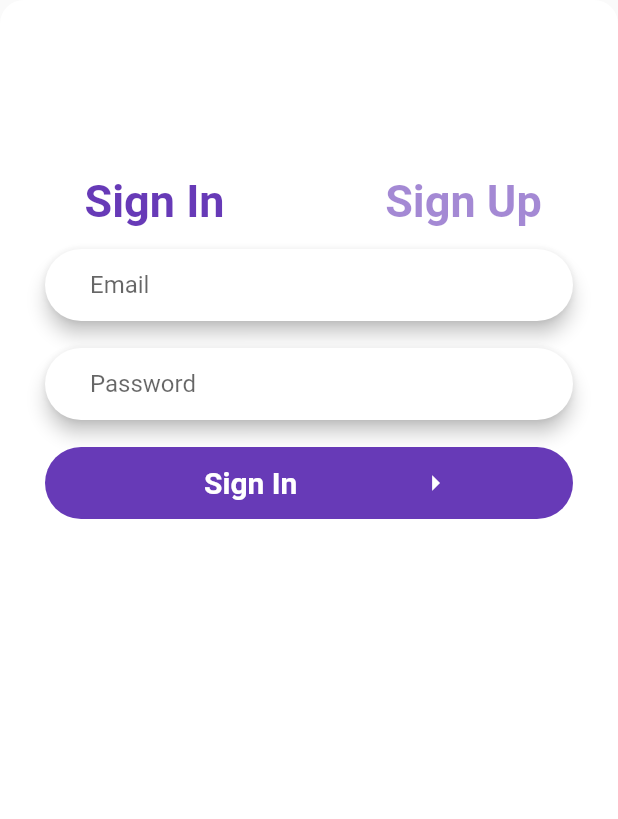
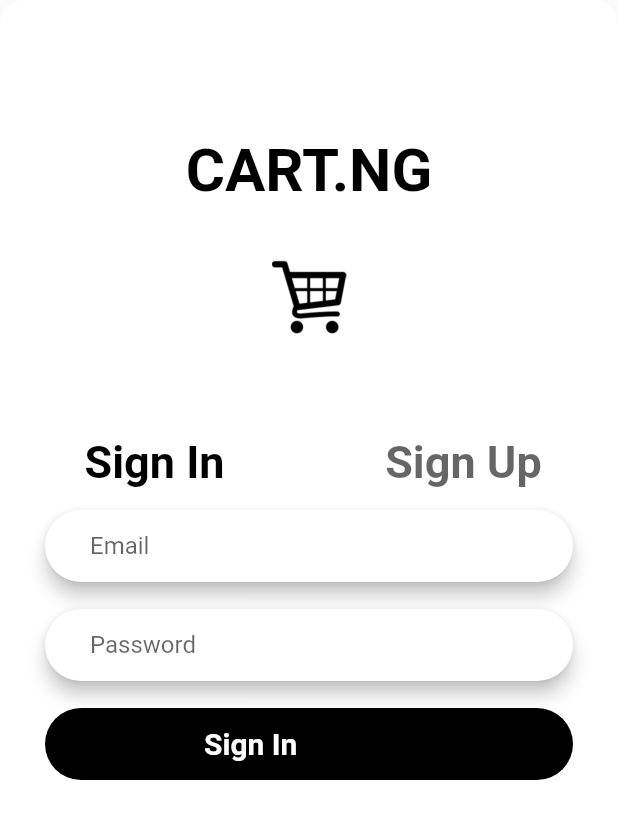
Before and after one commit to Ayobami-00/Flutter-Ecommerce-App-With-Bloc-Architecture, a Flutter app: the Login screen opened directly, on a phone screen of 412 x 824 dp. Shown: the top 819 px of the screen. Run offline on Flutter 3.47's test engine with Material 2 defaults, Android fonts, the phone set to English and light mode, and no system bars; our stand-ins replace cloud_firestore, firebase_auth, firebase_storage, fluttertoast, image_picker, rxdart; accounts and stored records are empty.

Commit message:
fixed all outstanding issues so far

```diff
--- a/ecommerce_app/lib/blocs/login/login_bloc.dart
+++ b/ecommerce_app/lib/blocs/login/login_bloc.dart
@@ -9,14 +9,12 @@ class LoginBloc {
   Sink<User> get signUpUser => _signUpController.sink;
   Stream<User> get signedUpUser => _signUpController.stream;
   final StreamController<User> _signInController = StreamController<User>();
-  Sink<User> get signInUser => _signUpController.sink;
-  Stream<User> get signedInUser => _signUpController.stream;
+  Sink<User> get signInUser => _signInController.sink;
+  Stream<User> get signedInUser => _signInController.stream;
 
   LoginBloc(this.authenticationApi) {
     _signUpController.stream.listen(_createAccount);
     _signInController.stream.listen(_logIn);
-
-    // _startListenersIfEmailPasswordAreValid();
   }
 
   Future<String> _createAccount(User _user) async {
@@ -25,7 +23,7 @@ class LoginBloc {
         .createUserWithEmailAndPassword(fullname: _user.fullname, email: _user.email, password: _user.password)
         .then((user) {
       print('Created user: $user');
-      _result = 'Created user: $user';
+      _result = 'Success';
       authenticationApi
           .signInWithEmailAndPassword(email: _user.email , password: _user.password)
           .then((user) {})
--- a/ecommerce_app/lib/main.dart
+++ b/ecommerce_app/lib/main.dart
@@ -27,7 +27,7 @@ class MyApp extends StatelessWidget {
           if (snapshot.connectionState == ConnectionState.waiting) {
             return Container(
               color: Colors.white,
-              child: CircularProgressIndicator(),
+              child: Center(child: CircularProgressIndicator()),
             );
           } else if (snapshot.hasData) {
             return HomeBlocProvider(
@@ -45,7 +45,8 @@ class MyApp extends StatelessWidget {
 
   MaterialApp _buildMaterialApp(Widget homePage) {
     return MaterialApp(
-      title: 'Flutter Demo',
+      title: 'CART.NG',
+      debugShowCheckedModeBanner: false,
       theme: ThemeData(
         primarySwatch: Colors.blue,
       ),
--- a/ecommerce_app/lib/ui/pages/add_product.dart
+++ b/ecommerce_app/lib/ui/pages/add_product.dart
@@ -24,7 +24,7 @@ class _AddProductState extends State<AddProduct> {
   Color grey = Colors.white;
   Color red = Colors.red;
   String selectedSize;
-  List<String> _colourList = ["Red", "Green", "Blue", "Orange", "Purple","None"];
+  List<String> _colourList = ["Red", "Green", "Blue", "Orange", "Purple","Yellow","Black","None"];
   File _image1;
   File _image2;
   bool isLoading = false;
@@ -115,8 +115,8 @@ class _AddProductState extends State<AddProduct> {
                     validator: (value) {
                       if (value.isEmpty) {
                         return "You must enter the product name";
-                      } else if (value.length > 10) {
-                        return "Product name can't have more than 10 letters";
+                      } else if (value.length > 15) {
+                        return "Product name can't have more than 15 letters";
                       }
                     },
                   ),
--- a/ecommerce_app/lib/ui/pages/home.dart
+++ b/ecommerce_app/lib/ui/pages/home.dart
@@ -47,8 +47,9 @@ class _HomeState extends State<Home> {
           children: <Widget>[
             Expanded(
                 child: Text(
-              'Accountz',
+              'CART.NG',
               textAlign: TextAlign.center,
+              style: TextStyle(color: Colors.white),
             )),
           ],
         ),
--- a/ecommerce_app/lib/ui/pages/login.dart
+++ b/ecommerce_app/lib/ui/pages/login.dart
@@ -3,6 +3,7 @@ import 'package:ecommerce_app/models/user.dart';
 import 'package:ecommerce_app/services/authentication.dart';
 import 'package:ecommerce_app/utils/color.dart';
 import 'package:flutter/material.dart';
+import 'package:fluttertoast/fluttertoast.dart';
 
 enum Page { signin, signup }
 
@@ -19,8 +20,6 @@ class _LoginState extends State<Login> {
   TextEditingController _email = TextEditingController();
   TextEditingController _password = TextEditingController();
   Page _selectedPage = Page.signin;
-  bool _isLoading = false;
-  bool _checkBoxTileVal = false;
   CustomColour _customColour = CustomColour();
   @override
   void initState() {
@@ -36,7 +35,9 @@ class _LoginState extends State<Login> {
 
   @override
   Widget build(BuildContext context) {
-    return Stack(
+    return Scaffold(
+      resizeToAvoidBottomInset : false,
+      body: Stack(
         children: <Widget>[
           Container(
             child: Padding(
@@ -49,35 +50,41 @@ class _LoginState extends State<Login> {
                   ),
                   child: Column(
                     children: <Widget>[
-                    SizedBox(height: 50.0),
-                    // Padding(
-                    //   padding: const EdgeInsets.fromLTRB(0.0, 50.0, 0.0, 0.0),
-                    //   child: Container(
-                    //     alignment: Alignment.center,
-                    //     child: Column(
-                    //       children: <Widget>[
-                    //         Text(
-                    //           'Covid-19',
-                    //           style: TextStyle(
-                    //               color: _customColour.color1,
-                    //               fontSize: 40.0,
-                    //               fontWeight: FontWeight.bold),
-                    //         ),
-                    //         SizedBox(
-                    //           height: 5.0,
-                    //         ),
-                    //         Text(
-                    //           'Relief',
-                    //           style: TextStyle(
-                    //               color: _customColour.color2,
-                    //               fontSize: 35.0,
-                    //               fontStyle: FontStyle.normal),
-                    //         ),
-                    //       ],
-                    //     ),
-                    //   ),
-                    // ),
-                    SizedBox(height: 60.0),
+                      SizedBox(height: 40.0),
+                      Padding(
+                        padding: const EdgeInsets.fromLTRB(0.0, 50.0, 0.0, 0.0),
+                        child: Container(
+                          alignment: Alignment.center,
+                          child: Column(
+                            children: <Widget>[
+                              Material(
+                                type: MaterialType.transparency,
+                                child: Text(
+                                  'CART.NG',
+                                  style: TextStyle(
+                                      color: _customColour.color1,
+                                      fontSize: 40.0,
+                                      fontWeight: FontWeight.bold),
+                                ),
+                              ),
+                              SizedBox(height: 20.0),
+                              Padding(
+                                padding: const EdgeInsets.all(16.0),
+                                child: Container(
+                                    alignment: Alignment.topCenter,
+                                    child: Image.asset(
+                                      "images/5a364b752c0633.9984354215135077011803.png",
+                                      width: 50,
+                                    )),
+                              ),
+                              SizedBox(
+                                height: 5.0,
+                              ),
+                            ],
+                          ),
+                        ),
+                      ),
+                      SizedBox(height: 40.0),
                       Row(
                         children: <Widget>[
                           Expanded(
@@ -89,9 +96,6 @@ class _LoginState extends State<Login> {
                             },
                             child: Text(
                               'Sign In',
-                            // _selectedPage == Page.signin
-                            // ? 'Sign In'
-                            // : 'Sign Up',
                               style: TextStyle(
                                   color: _selectedPage == Page.signin
                                       ? _customColour.color1
@@ -121,7 +125,7 @@ class _LoginState extends State<Login> {
                       ),
                       Container(
                         height: MediaQuery.of(context).size.height -
-                          MediaQuery.of(context).size.height / 2.5,
+                            MediaQuery.of(context).size.height / 1.8,
                         child: _loadScreen(context, _loginBloc),
                       )
                     ],
@@ -129,6 +133,7 @@ class _LoginState extends State<Login> {
             ),
           ),
         ],
+      ),
     );
   }
 
@@ -212,18 +217,6 @@ class _LoginState extends State<Login> {
                     ),
                   ),
                 ),
-                // Padding(
-                //   padding: const EdgeInsets.fromLTRB(30.0, 8.0, 30.0, 10.0),
-                //   child: CheckboxListTile(
-                //     value: _checkBoxTileVal,
-                //     onChanged: (newvalue) {
-                //       setState(() => _checkBoxTileVal = newvalue);
-                //     },
-                //     title: Text("I agree with terms and conditions"),
-                //     controlAffinity: ListTileControlAffinity
-                //         .leading, //  <-- leading Checkbox
-                //   ),
-                // ),
                 Padding(
                   padding: const EdgeInsets.fromLTRB(30.0, 8.0, 30.0, 10.0),
                   child: Material(
@@ -232,13 +225,17 @@ class _LoginState extends State<Login> {
                       elevation: 0.0,
                       child: MaterialButton(
                         onPressed: () async {
-                          if (_formKey.currentState.validate() && _selectedPage == Page.signup) {
-
+                          if (_formKey.currentState.validate() &&
+                              _selectedPage == Page.signup) {
                             print(_email.text);
                             print(_password.text);
                             User user_details = User(
                                 _fullname.text, _email.text, _password.text);
+                            try {
                               _loginBloc.signUpUser.add(user_details);
+                            } catch (e) {
+                              Fluttertoast.showToast(msg: "${e.toString()}");
+                            }
                           }
                         },
                         minWidth: MediaQuery.of(context).size.width,
@@ -256,36 +253,10 @@ class _LoginState extends State<Login> {
                                   fontWeight: FontWeight.bold,
                                   fontSize: 20.0),
                             ),
-                            SizedBox(
-                              width: 80.0,
-                            ),
-                            Icon(
-                              Icons.arrow_right,
-                              color: Colors.white,
-                            )
                           ],
                         ),
                       )),
                 ),
-                // Padding(
-                //   padding: const EdgeInsets.fromLTRB(30.0, 8.0, 30.0, 10.0),
-                //   child: Center(
-                //     child: Text(
-                //       "Already have an account, Sign in.",
-                //       style: TextStyle(
-                //         decoration: TextDecoration.underline,
-                //       ),
-                //     ),
-                //   ),
-                // ),
-                // Padding(
-                //   padding: const EdgeInsets.fromLTRB(30.0, 35.0, 30.0, 10.0),
-                //   child: Center(
-                //     child: Text(
-                //       "Terms of use. Privacy policy",
-                //     ),
-                //   ),
-                // ),
               ],
             ));
         break;
@@ -350,18 +321,6 @@ class _LoginState extends State<Login> {
                     ),
                   ),
                 ),
-                // Padding(
-                //   padding: const EdgeInsets.fromLTRB(30.0, 8.0, 30.0, 10.0),
-                //   child: CheckboxListTile(
-                //     value: _checkBoxTileVal,
-                //     onChanged: (newvalue) {
-                //       setState(() => _checkBoxTileVal = newvalue);
-                //     },
-                //     title: Text("Remember me"),
-                //     controlAffinity: ListTileControlAffinity
-                //         .leading, //  <-- leading Checkbox
-                //   ),
-                // ),
                 Padding(
                   padding: const EdgeInsets.fromLTRB(30.0, 8.0, 30.0, 10.0),
                   child: Material(
@@ -370,10 +329,15 @@ class _LoginState extends State<Login> {
                       elevation: 0.0,
                       child: MaterialButton(
                         onPressed: () async {
-                          if (_formKey.currentState.validate() && _selectedPage == Page.signin) {
-                            User user_details = User(
-                                " ", _email.text, _password.text);
+                          if (_formKey.currentState.validate() &&
+                              _selectedPage == Page.signin) {
+                            User user_details =
+                                User(" ", _email.text, _password.text);
+                            try {
                               _loginBloc.signInUser.add(user_details);
+                            } catch (e) {
+                              Fluttertoast.showToast(msg: "${e.toString()}");
+                            }
                           }
                         },
                         minWidth: MediaQuery.of(context).size.width,
@@ -391,40 +355,10 @@ class _LoginState extends State<Login> {
                                   fontWeight: FontWeight.bold,
                                   fontSize: 20.0),
                             ),
-                            SizedBox(
-                              width: 80.0,
-                            ),
-                            Icon(
-                              Icons.arrow_right,
-                              color: Colors.white,
-                            )
                           ],
                         ),
                       )),
                 ),
-                // Padding(
-                //   padding: const EdgeInsets.fromLTRB(30.0, 8.0, 30.0, 10.0),
-                //   child: Center(
-                //     child: Text(
-                //       "Forgot Password ?",
-                //     ),
-                //   ),
-                // ),Padding(
-                //   padding: const EdgeInsets.fromLTRB(30.0, 8.0, 30.0, 10.0),
-                //   child: Center(
-                //     child: Text(
-                //       "Forgot Password ?",
-                //     ),
-                //   ),
-                // ),
-                // Padding(
-                //   padding: const EdgeInsets.fromLTRB(30.0, 100.0, 30.0, 10.0),
-                //   child: Center(
-                //     child: Text(
-                //       "Terms of use. Privacy policy",
-                //     ),
-                //   ),
-                // ),
               ],
             ));
         break;
--- a/ecommerce_app/lib/ui/widgets/product_card.dart
+++ b/ecommerce_app/lib/ui/widgets/product_card.dart
@@ -61,12 +61,9 @@ class ProductCard extends StatelessWidget {
                       height: 100,
                       width: 200,
                       decoration: BoxDecoration(
-                        // Box decoration takes a gradient
                         gradient: LinearGradient(
-                          // Where the linear gradient begins and ends
                           begin: Alignment.bottomCenter,
                           end: Alignment.topCenter,
-                          // Add one stop for each color. Stops should increase from 0 to 1
                           colors: [
                             // Colors are easy thanks to Flutter's Colors class.
                             Colors.black.withOpacity(0.8),
--- a/ecommerce_app/lib/utils/color.dart
+++ b/ecommerce_app/lib/utils/color.dart
@@ -1,6 +1,6 @@
 import 'package:flutter/material.dart';
 
 class CustomColour {
-    Color color1 = Colors.deepPurple;
-    Color color2 = Colors.deepPurple.withOpacity(0.6);
+    Color color1 = Colors.black;
+    Color color2 = Colors.black.withOpacity(0.6);
 }
--- a/ecommerce_app/pubspec.yaml
+++ b/ecommerce_app/pubspec.yaml
@@ -49,9 +49,8 @@ flutter:
   uses-material-design: true
 
   # To add assets to your application, add an assets section, like this:
-  # assets:
-  #  - images/a_dot_burr.jpeg
-  #  - images/a_dot_ham.jpeg
+  assets:
+   - images/
 
   # An image asset can refer to one or more resolution-specific "variants", see
   # https://flutter.dev/assets-and-images/#resolution-aware.
```
Also changed, not shown: ecommerce_app/lib/services/db_firestore.dart (+22 -9 lines), ecommerce_app/lib/ui/pages/cart.dart (+0 -33 lines), ecommerce_app/lib/ui/pages/products_details.dart (+0 -33 lines), ecommerce_app/images/5a364b752c0633.9984354215135077011803.png (added). Lines whose indentation alone changed are shown as unchanged.
